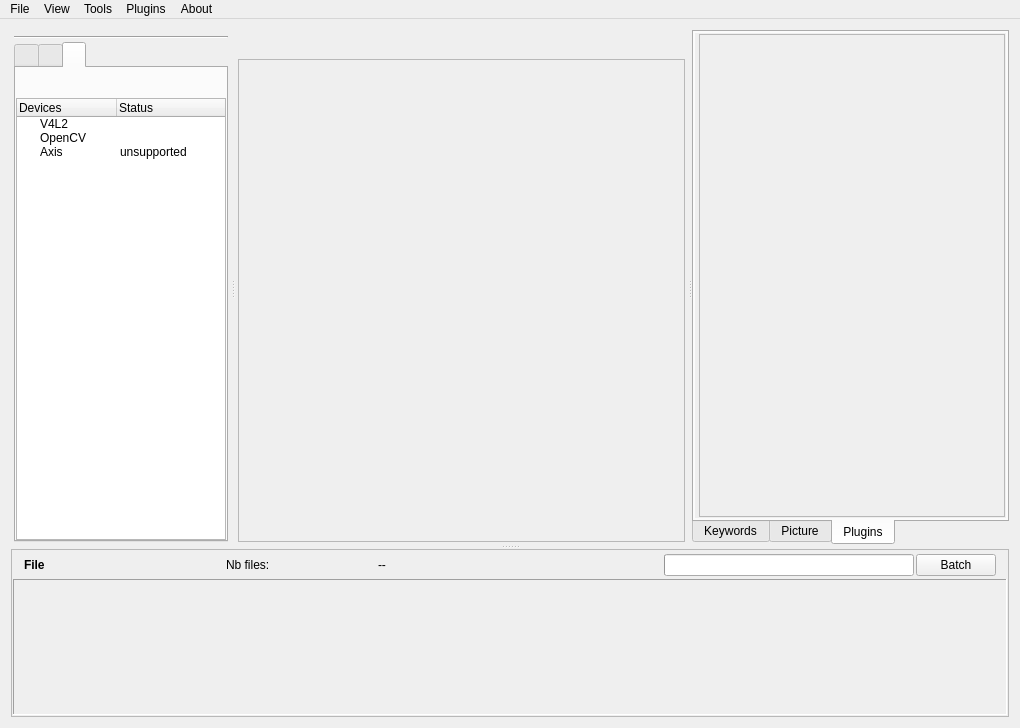
Old version of the form workflow/ui/emamainwindow.ui in the repository cseyve/piaf.
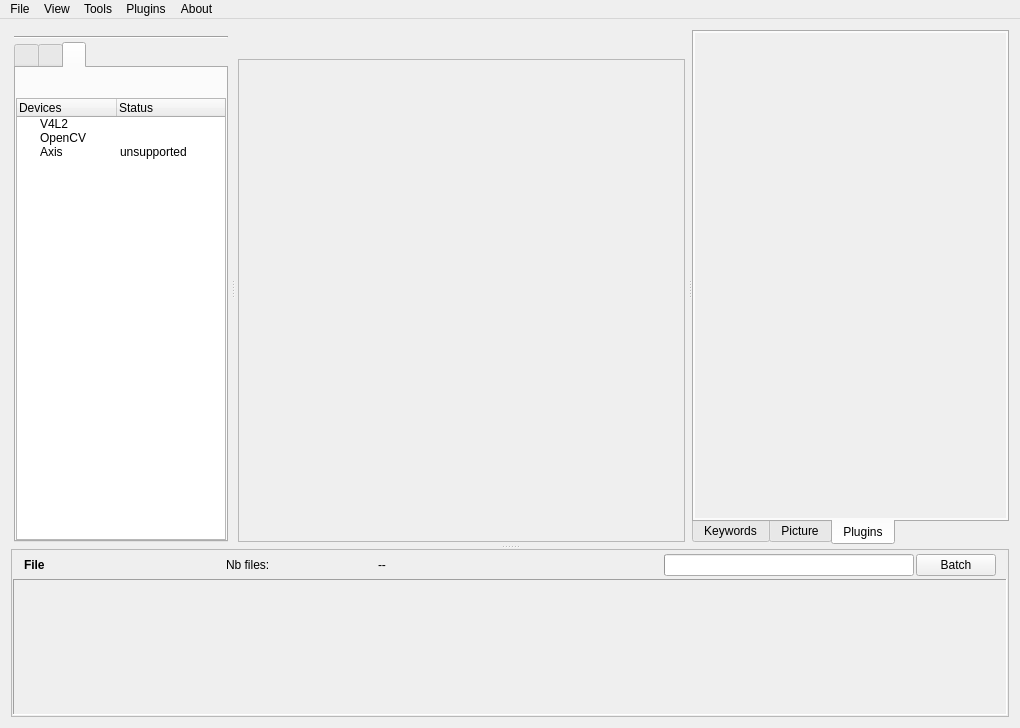
New version of the form. The open tabs and pages were chosen to show the change. Icons and pictures are not drawn. Custom widgets are drawn as their Qt base class.

What changed in the file:
```diff
--- a/workflow/ui/emamainwindow.ui
+++ b/workflow/ui/emamainwindow.ui
@@ -1288,13 +1288,7 @@
                <number>1</number>
               </property>
               <item>
-               <widget class="QFrame" name="pluginsFrame">
-                <property name="frameShape">
-                 <enum>QFrame::StyledPanel</enum>
-                </property>
-                <property name="frameShadow">
-                 <enum>QFrame::Raised</enum>
-                </property>
+               <widget class="QWidget" name="pluginsWidget" native="true">
                 <layout class="QVBoxLayout" name="verticalLayout_16">
                  <property name="margin">
                   <number>0</number>
@@ -1671,6 +1665,12 @@
  </widget>
  <layoutdefault spacing="6" margin="11"/>
  <customwidgets>
+  <customwidget>
+   <class>ImageWidget</class>
+   <extends>QWidget</extends>
+   <header>imagewidget.h</header>
+   <container>1</container>
+  </customwidget>
   <customwidget>
    <class>TimeHistogramWidget</class>
    <extends>QWidget</extends>
@@ -1713,12 +1713,6 @@
    <header>maindisplaywidget.h</header>
    <container>1</container>
   </customwidget>
-  <customwidget>
-   <class>ImageWidget</class>
-   <extends>QWidget</extends>
-   <header>imagewidget.h</header>
-   <container>1</container>
-  </customwidget>
  </customwidgets>
  <resources>
   <include location="../ema.qrc"/>
```
Left out of the diff: 8 changed lines with no effect on the pictures.
